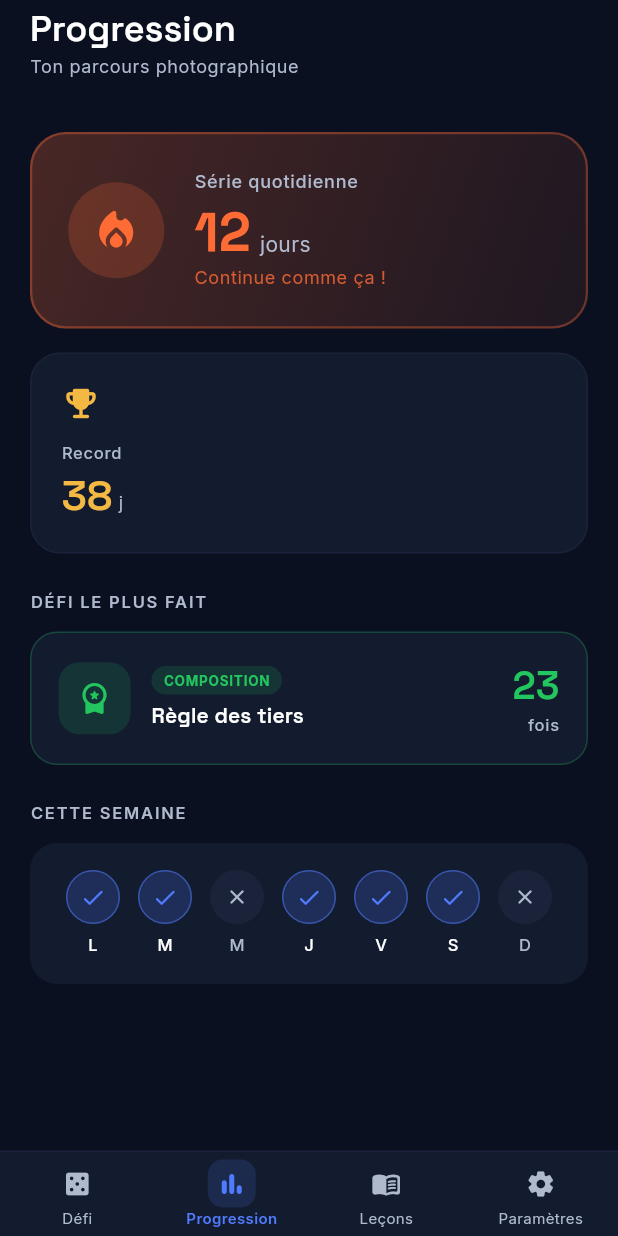
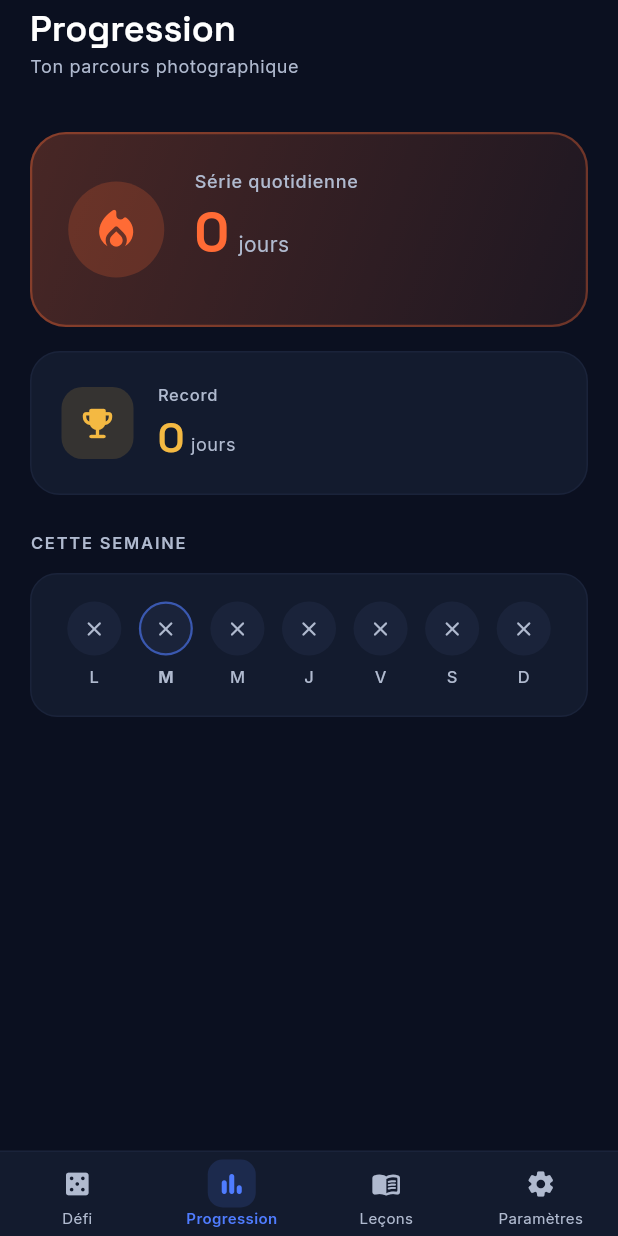
Before and after one commit to Fy-Rakotondrabe/snaproll, a Flutter app: the screen it shows after launch, item 2 of the bottom bar chosen, on a phone screen of 412 x 824 dp. Run offline on Flutter 3.47's test engine with Material 3 defaults, Android fonts, the phone set to English and light mode, and no system bars; our stand-ins replace firebase_core, flutter_local_notifications, flutter_timezone, shared_preferences, timezone; accounts and stored records are empty.

Commit message:
feat: enable core library desugaring and update dependencies
- Enabled core library desugaring in build.gradle.kts for Java 17 compatibility.
- Updated Firebase BoM dependency to version 34.14.0.
- Modified lessons-en.json and lessons-fr.json to improve descriptions by removing emoji markers.
- Updated image paths in lessons to correct typos.
- Refactored generate_page.dart to include settings service for tracking spins.
- Enhanced progress_page.dart to manage user activity streaks and records.
- Added methods in settings_service.dart to handle activity tracking and streak calculations.

```diff
--- a/lib/pages/progress_page.dart
+++ b/lib/pages/progress_page.dart
@@ -1,16 +1,52 @@
 import 'package:flutter/material.dart';
+import '../l10n/app_l10n.dart';
+import '../services/settings_service.dart';
 import '../theme/app_colors.dart';
-import '../l10n/app_l10n.dart';
 import '../widgets/snap_app_bar.dart';
 
-class ProgressPage extends StatelessWidget {
+class ProgressPage extends StatefulWidget {
   const ProgressPage({super.key});
+
+  @override
+  State<ProgressPage> createState() => _ProgressPageState();
+}
+
+class _ProgressPageState extends State<ProgressPage> {
+  int _streak = 0;
+  int _record = 0;
+  List<bool> _week = List.filled(7, false);
+
+  @override
+  void initState() {
+    super.initState();
+    SettingsService.spinNotifier.addListener(_reload);
+    _reload();
+  }
+
+  @override
+  void dispose() {
+    SettingsService.spinNotifier.removeListener(_reload);
+    super.dispose();
+  }
+
+  Future<void> _reload() async {
+    final streak = await SettingsService.getCurrentStreak();
+    final record = await SettingsService.getRecordStreak();
+    final week = await SettingsService.getWeekActivity();
+    if (!mounted) return;
+    setState(() {
+      _streak = streak;
+      _record = record;
+      _week = week;
+    });
+  }
 
   @override
   Widget build(BuildContext context) {
     final l = AppL10n.of(context);
+    final colors = context.colors;
     return Scaffold(
-      backgroundColor: context.colors.background,
+      backgroundColor: colors.background,
       appBar: SnapAppBar(title: l.progressTitle, subtitle: l.progressSubtitle),
       body: SingleChildScrollView(
         padding: const EdgeInsets.fromLTRB(20, 16, 20, 20),
@@ -18,28 +54,9 @@ class ProgressPage extends StatelessWidget {
           crossAxisAlignment: CrossAxisAlignment.start,
           children: [
             const SizedBox(height: 8),
-              // Streak card — big and prominent
-              _DailyStreakCard(streak: 12),
+            _DailyStreakCard(streak: _streak, l: l, colors: colors),
             const SizedBox(height: 16),
-              _RecordCard(record: 38),
-              const SizedBox(height: 24),
-              Text(
-                l.progressMostDone,
-                style: TextStyle(
-                  fontSize: 11,
-                  fontWeight: FontWeight.w600,
-                  letterSpacing: 1.2,
-                  color: context.colors.textSecondary,
-                  fontFamily: 'Inter',
-                ),
-              ),
-              const SizedBox(height: 12),
-              _TopChallengeCard(
-                name: 'Règle des tiers',
-                tag: 'COMPOSITION',
-                tagColor: AppColors.success,
-                count: 23,
-              ),
+            _RecordCard(record: _record, l: l, colors: colors),
             const SizedBox(height: 24),
             Text(
               l.progressThisWeek,
@@ -47,12 +64,12 @@ class ProgressPage extends StatelessWidget {
                 fontSize: 11,
                 fontWeight: FontWeight.w600,
                 letterSpacing: 1.2,
-                  color: context.colors.textSecondary,
+                color: colors.textSecondary,
                 fontFamily: 'Inter',
               ),
             ),
             const SizedBox(height: 12),
-              _WeekGrid(),
+            _WeekGrid(activity: _week, colors: colors),
             const SizedBox(height: 32),
           ],
         ),
@@ -62,12 +79,13 @@ class ProgressPage extends StatelessWidget {
 }
 
 class _DailyStreakCard extends StatelessWidget {
-  const _DailyStreakCard({required this.streak});
+  const _DailyStreakCard({required this.streak, required this.l, required this.colors});
   final int streak;
+  final AppL10n l;
+  final AppColorsExtension colors;
 
   @override
   Widget build(BuildContext context) {
-    final l = AppL10n.of(context);
     return Container(
       padding: const EdgeInsets.all(24),
       decoration: BoxDecoration(
@@ -95,46 +113,36 @@ class _DailyStreakCard extends StatelessWidget {
               shape: BoxShape.circle,
             ),
             child: const Center(
-              child: Icon(
-                Icons.local_fire_department_rounded,
-                color: Color(0xFFFF6B35),
-                size: 34,
-              ),
+              child: Icon(Icons.local_fire_department_rounded,
+                  color: Color(0xFFFF6B35), size: 34),
             ),
           ),
           const SizedBox(width: 20),
           Column(
             crossAxisAlignment: CrossAxisAlignment.start,
             children: [
-              Text(
-                l.progressStreakLabel,
+              Text(l.progressStreakLabel,
                   style: Theme.of(context).textTheme.labelMedium?.copyWith(
-                      color: context.colors.textSecondary,
-                    ),
-              ),
+                        color: colors.textSecondary,
+                      )),
               const SizedBox(height: 4),
               Row(
                 crossAxisAlignment: CrossAxisAlignment.baseline,
                 textBaseline: TextBaseline.alphabetic,
                 children: [
-                  Text(
-                    '$streak',
+                  Text('$streak',
                       style: Theme.of(context).textTheme.displaySmall?.copyWith(
                             color: const Color(0xFFFF6B35),
-                          fontFamily: 'SpaceGrotesk',
-                        ),
-                  ),
+                          )),
                   const SizedBox(width: 6),
-                  Text(
-                    l.progressStreakUnit,
+                  Text(l.progressStreakUnit,
                       style: Theme.of(context).textTheme.bodyMedium?.copyWith(
-                          color: context.colors.textSecondary,
-                        ),
-                  ),
+                            color: colors.textSecondary,
+                          )),
                 ],
               ),
               Text(
-                l.progressStreakMotivation,
+                streak > 0 ? l.progressStreakMotivation : '',
                 style: Theme.of(context).textTheme.bodySmall?.copyWith(
                       color: const Color(0xFFFF6B35).withValues(alpha: 0.8),
                     ),
@@ -148,72 +156,19 @@ class _DailyStreakCard extends StatelessWidget {
 }
 
 class _RecordCard extends StatelessWidget {
-  const _RecordCard({required this.record});
+  const _RecordCard({required this.record, required this.l, required this.colors});
   final int record;
+  final AppL10n l;
+  final AppColorsExtension colors;
 
   @override
   Widget build(BuildContext context) {
-    final l = AppL10n.of(context);
     return Container(
       padding: const EdgeInsets.all(20),
       decoration: BoxDecoration(
-        color: context.colors.surface,
+        color: colors.surface,
         borderRadius: BorderRadius.circular(20),
-        border: Border.all(color: context.colors.surfaceElevated),
-      ),
-      child: Column(
-        crossAxisAlignment: CrossAxisAlignment.start,
-        children: [
-          const Icon(Icons.emoji_events_rounded,
-              color: AppColors.premium, size: 26),
-          const SizedBox(height: 12),
-          Text(
-            l.progressRecord,
-            style: Theme.of(context).textTheme.labelSmall,
-          ),
-          const SizedBox(height: 2),
-          Row(
-            crossAxisAlignment: CrossAxisAlignment.baseline,
-            textBaseline: TextBaseline.alphabetic,
-            children: [
-              Text(
-                '$record',
-                style: Theme.of(context).textTheme.headlineMedium?.copyWith(
-                      color: AppColors.premium,
-                    ),
-              ),
-              const SizedBox(width: 4),
-              Text('j', style: Theme.of(context).textTheme.bodySmall),
-            ],
-          ),
-        ],
-      ),
-    );
-  }
-}
-
-class _TopChallengeCard extends StatelessWidget {
-  const _TopChallengeCard({
-    required this.name,
-    required this.tag,
-    required this.tagColor,
-    required this.count,
-  });
-
-  final String name;
-  final String tag;
-  final Color tagColor;
-  final int count;
-
-  @override
-  Widget build(BuildContext context) {
-    final l = AppL10n.of(context);
-    return Container(
-      padding: const EdgeInsets.all(18),
-      decoration: BoxDecoration(
-        color: context.colors.surface,
-        borderRadius: BorderRadius.circular(18),
-        border: Border.all(color: tagColor.withValues(alpha: 0.25)),
+        border: Border.all(color: colors.surfaceElevated),
       ),
       child: Row(
         children: [
@@ -221,51 +176,32 @@ class _TopChallengeCard extends StatelessWidget {
             width: 48,
             height: 48,
             decoration: BoxDecoration(
-              color: tagColor.withValues(alpha: 0.15),
+              color: AppColors.premium.withValues(alpha: 0.15),
               borderRadius: BorderRadius.circular(14),
             ),
-            child: Icon(Icons.workspace_premium_rounded,
-                color: tagColor, size: 24),
+            child: const Icon(Icons.emoji_events_rounded,
+                color: AppColors.premium, size: 26),
           ),
-          const SizedBox(width: 14),
-          Expanded(
-            child: Column(
+          const SizedBox(width: 16),
+          Column(
             crossAxisAlignment: CrossAxisAlignment.start,
             children: [
-                Container(
-                  padding:
-                      const EdgeInsets.symmetric(horizontal: 8, vertical: 3),
-                  decoration: BoxDecoration(
-                    color: tagColor.withValues(alpha: 0.15),
-                    borderRadius: BorderRadius.circular(100),
-                  ),
-                  child: Text(
-                    tag,
-                    style: TextStyle(
-                      color: tagColor,
-                      fontSize: 9,
-                      fontWeight: FontWeight.w700,
-                      fontFamily: 'Inter',
-                      letterSpacing: 0.5,
-                    ),
-                  ),
-                ),
-                const SizedBox(height: 4),
-                Text(name, style: Theme.of(context).textTheme.titleSmall),
+              Text(l.progressRecord,
+                  style: Theme.of(context).textTheme.labelSmall),
+              const SizedBox(height: 2),
+              Row(
+                crossAxisAlignment: CrossAxisAlignment.baseline,
+                textBaseline: TextBaseline.alphabetic,
+                children: [
+                  Text('$record',
+                      style: Theme.of(context).textTheme.headlineMedium?.copyWith(
+                            color: AppColors.premium,
+                          )),
+                  const SizedBox(width: 4),
+                  Text(l.progressStreakUnit,
+                      style: Theme.of(context).textTheme.bodySmall),
                 ],
               ),
-          ),
-          Column(
-            crossAxisAlignment: CrossAxisAlignment.end,
-            children: [
-              Text(
-                '$count',
-                style: Theme.of(context).textTheme.headlineSmall?.copyWith(
-                      color: tagColor,
-                      fontSize: 26,
-                    ),
-              ),
-              Text(l.progressTimes, style: Theme.of(context).textTheme.labelSmall),
             ],
           ),
         ],
@@ -275,23 +211,27 @@ class _TopChallengeCard extends StatelessWidget {
 }
 
 class _WeekGrid extends StatelessWidget {
-  const _WeekGrid();
+  const _WeekGrid({required this.activity, required this.colors});
+  final List<bool> activity;
+  final AppColorsExtension colors;
 
   static const _days = ['L', 'M', 'M', 'J', 'V', 'S', 'D'];
-  static const _done = [true, true, false, true, true, true, false];
 
   @override
   Widget build(BuildContext context) {
+    final today = DateTime.now().weekday - 1; // 0=Mon, 6=Sun
     return Container(
       padding: const EdgeInsets.all(18),
       decoration: BoxDecoration(
-        color: context.colors.surface,
+        color: colors.surface,
         borderRadius: BorderRadius.circular(18),
+        border: Border.all(color: colors.surfaceElevated),
       ),
       child: Row(
         mainAxisAlignment: MainAxisAlignment.spaceAround,
-        children: List.generate(_days.length, (i) {
-          final done = _done[i];
+        children: List.generate(7, (i) {
+          final done = i < activity.length && activity[i];
+          final isToday = i == today;
           return Column(
             children: [
               Container(
@@ -300,11 +240,13 @@ class _WeekGrid extends StatelessWidget {
                 decoration: BoxDecoration(
                   color: done
                       ? AppColors.primary.withValues(alpha: 0.2)
-                      : context.colors.surfaceElevated,
+                      : colors.surfaceElevated,
                   shape: BoxShape.circle,
-                  border: done
+                  border: isToday
                       ? Border.all(
-                          color: AppColors.primary.withValues(alpha: 0.5))
+                          color: AppColors.primary.withValues(alpha: 0.6),
+                          width: 1.5,
+                        )
                       : null,
                 ),
                 child: Center(
@@ -312,7 +254,7 @@ class _WeekGrid extends StatelessWidget {
                       ? const Icon(Icons.check_rounded,
                           color: AppColors.primary, size: 18)
                       : Icon(Icons.close_rounded,
-                          color: context.colors.textSecondary, size: 16),
+                          color: colors.textSecondary, size: 16),
                 ),
               ),
               const SizedBox(height: 6),
@@ -320,9 +262,8 @@ class _WeekGrid extends StatelessWidget {
                 _days[i],
                 style: TextStyle(
                   fontSize: 11,
-                  fontWeight: FontWeight.w500,
-                  color:
-                      done ? context.colors.textPrimary : context.colors.textSecondary,
+                  fontWeight: isToday ? FontWeight.w700 : FontWeight.w500,
+                  color: done ? colors.textPrimary : colors.textSecondary,
                   fontFamily: 'Inter',
                 ),
               ),
--- a/lib/services/settings_service.dart
+++ b/lib/services/settings_service.dart
@@ -6,6 +6,13 @@ class SettingsService {
   static const _notifHourKey = 'notif_hour';
   static const _notifMinKey = 'notif_min';
   static const _notifEnabledKey = 'notif_enabled';
+  static const _activityKey = 'activity_dates';
+  static const _recordStreakKey = 'record_streak';
+
+  // Notifies ProgressPage when a spin is recorded
+  static final spinNotifier = ValueNotifier<int>(0);
+
+  // ── Language ─────────────────────────────────────────────────────────────────
 
   static Future<String> getLanguage() async {
     final prefs = await SharedPreferences.getInstance();
@@ -17,11 +24,14 @@ class SettingsService {
     await prefs.setString(_langKey, code);
   }
 
+  // ── Notifications ─────────────────────────────────────────────────────────────
+
   static Future<TimeOfDay> getNotifTime() async {
     final prefs = await SharedPreferences.getInstance();
-    final hour = prefs.getInt(_notifHourKey) ?? 9;
-    final min = prefs.getInt(_notifMinKey) ?? 0;
-    return TimeOfDay(hour: hour, minute: min);
+    return TimeOfDay(
+      hour: prefs.getInt(_notifHourKey) ?? 9,
+      minute: prefs.getInt(_notifMinKey) ?? 0,
+    );
   }
 
   static Future<void> setNotifTime(TimeOfDay t) async {
@@ -39,4 +49,75 @@ class SettingsService {
     final prefs = await SharedPreferences.getInstance();
     await prefs.setBool(_notifEnabledKey, v);
   }
+
+  // ── Activity & Streak ─────────────────────────────────────────────────────────
+
+  static String _dateKey(DateTime d) =>
+      '${d.year}-${d.month.toString().padLeft(2, '0')}-${d.day.toString().padLeft(2, '0')}';
+
+  static DateTime _today() {
+    final n = DateTime.now();
+    return DateTime(n.year, n.month, n.day);
+  }
+
+  /// Records a spin for today. Idempotent — multiple calls on the same day = one entry.
+  static Future<void> recordSpinToday() async {
+    final prefs = await SharedPreferences.getInstance();
+    final today = _dateKey(_today());
+    final dates = prefs.getStringList(_activityKey) ?? [];
+    if (dates.contains(today)) return; // already recorded today
+
+    dates.add(today);
+    await prefs.setStringList(_activityKey, dates);
+
+    // Update record streak if new streak beats old record
+    final streak = _computeStreak(dates);
+    final record = prefs.getInt(_recordStreakKey) ?? 0;
+    if (streak > record) {
+      await prefs.setInt(_recordStreakKey, streak);
+    }
+
+    spinNotifier.value++;
+  }
+
+  static Future<int> getCurrentStreak() async {
+    final prefs = await SharedPreferences.getInstance();
+    return _computeStreak(prefs.getStringList(_activityKey) ?? []);
+  }
+
+  static Future<int> getRecordStreak() async {
+    final prefs = await SharedPreferences.getInstance();
+    return prefs.getInt(_recordStreakKey) ?? 0;
+  }
+
+  /// Returns 7 booleans for Mon→Sun of the current week.
+  static Future<List<bool>> getWeekActivity() async {
+    final prefs = await SharedPreferences.getInstance();
+    final dates = (prefs.getStringList(_activityKey) ?? []).toSet();
+    final today = _today();
+    final monday = today.subtract(Duration(days: today.weekday - 1));
+    return List.generate(7, (i) {
+      final day = monday.add(Duration(days: i));
+      return dates.contains(_dateKey(day));
+    });
+  }
+
+  static int _computeStreak(List<String> dates) {
+    if (dates.isEmpty) return 0;
+    final unique = dates.map(DateTime.parse).toSet().toList()
+      ..sort((a, b) => b.compareTo(a));
+    final today = _today();
+    int streak = 0;
+    DateTime expected = today;
+    for (final d in unique) {
+      final day = DateTime(d.year, d.month, d.day);
+      if (day == expected) {
+        streak++;
+        expected = expected.subtract(const Duration(days: 1));
+      } else if (day.isBefore(expected)) {
+        break;
+      }
+    }
+    return streak;
+  }
 }
```
Also changed, not shown: assets/data/lessons-en.json (+14 -14 lines), assets/data/lessons-fr.json (+14 -14 lines), lib/pages/generate_page.dart (+54 -24 lines), lib/pages/learn_page.dart (+5 -2 lines), 1 other file. Lines whose indentation alone changed are shown as unchanged.
